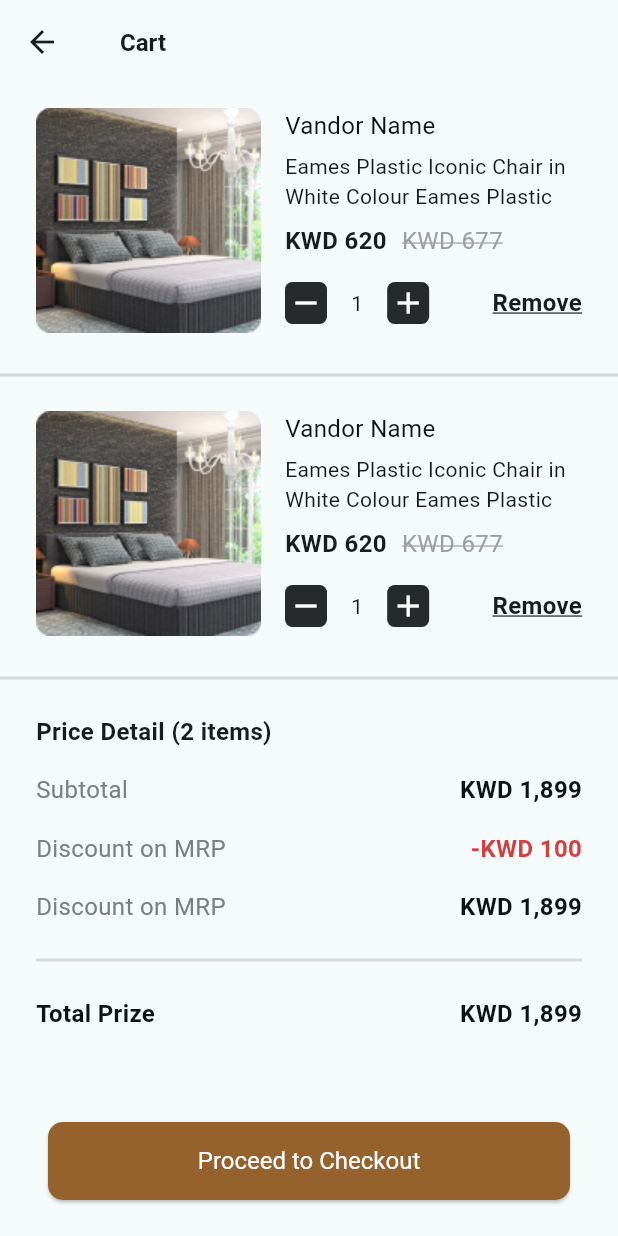
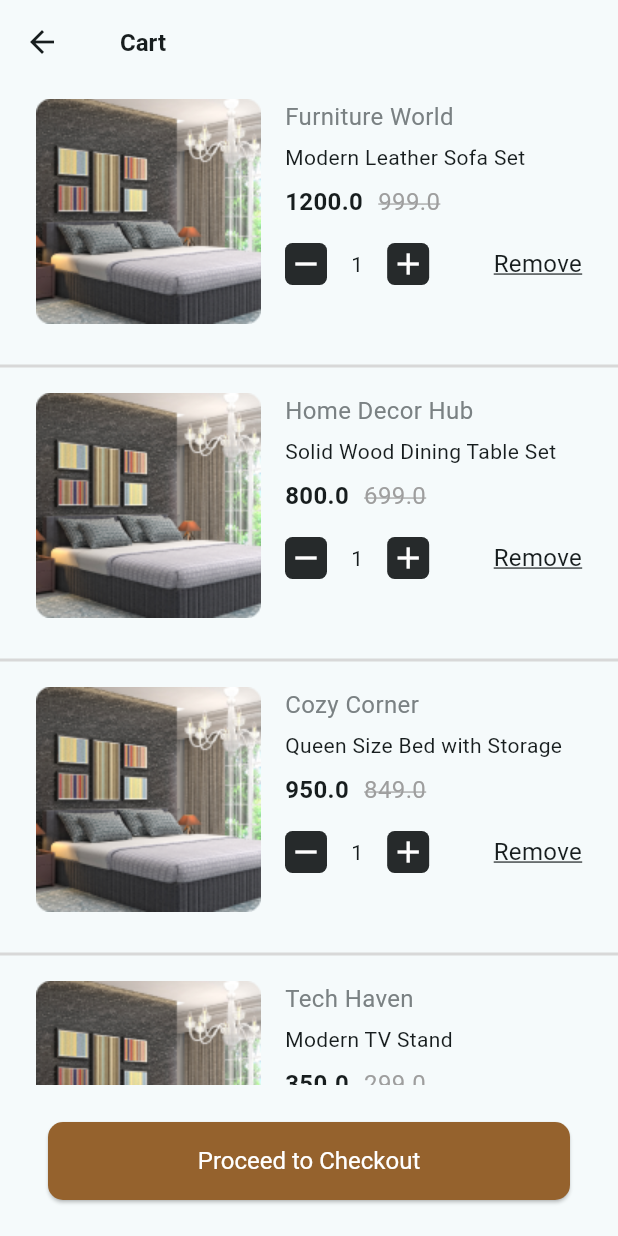
Before and after one commit to Kuldipmaheta/base_furniture, a Flutter app: the CartScreen screen opened by its route, on a phone screen of 412 x 824 dp. Run offline on Flutter 3.47's test engine with Material 3 defaults, Android fonts, the phone set to English and light mode, and no system bars; our stand-ins replace carousel_slider, dots_indicator, flutter_svg, get, google_maps_flutter, shared_preferences and 1 more; accounts and stored records are empty.

Commit message:
model class crete and dynamic data load and cart screen favorite screen changes

```diff
--- a/lib/design/utils/gap.dart
+++ b/lib/design/utils/gap.dart
@@ -48,6 +48,9 @@ class Gap {
   static SizedBox gapW63 = const SizedBox(
     width: 63,
   );
+  static SizedBox gapW14 = const SizedBox(
+    width: 14,
+  );
   static SizedBox gapW16 = const SizedBox(
     width: 16,
   );
--- a/lib/export.dart
+++ b/lib/export.dart
@@ -15,6 +15,6 @@ export 'package:furniture/practice/practical2_screen.dart';
 export 'package:furniture/practice/radio_button_screen.dart';
 export 'package:furniture/practice/welcome_screen.dart';
 
-export 'design/favorites_screen.dart';
+export 'features/favourites/screens/favorites_screen.dart';
 export 'design/product_listing.dart';
 export 'features/welcome/screens/choose_language_screen.dart';
--- a/lib/features/dashboard/cart/cart_screen.dart
+++ b/lib/features/dashboard/cart/cart_screen.dart
@@ -1,8 +1,8 @@
 import 'package:furniture/design/utils/custom_text.dart';
-
 import '../../../core/constant/app_colors.dart';
 import '../../../design/utils/gap.dart';
 import '../../../export.dart';
+import '../../../practice/model.dart';
 
 class CartScreen extends StatefulWidget {
   const CartScreen({super.key});
@@ -40,7 +40,7 @@ class _CartScreenState extends State<CartScreen> {
                   shrinkWrap: true,
                   physics: const NeverScrollableScrollPhysics(),
                   scrollDirection: Axis.vertical,
-                  itemCount: 2,
+                  itemCount: popularFurnitureList.length,
                   separatorBuilder: (context, index) {
                     return const Divider(
                       color: AppColors.kGrey100,
@@ -48,8 +48,9 @@ class _CartScreenState extends State<CartScreen> {
                     );
                   },
                   itemBuilder: (context, index) {
+                    Furniture item = popularFurnitureList[index];
                     return Padding(
-                      padding: const EdgeInsets.only(left: 24.0, right: 24, bottom: 20, top: 16),
+                      padding: const EdgeInsets.only(left: 24.0, right: 24, bottom: 20, top: 10),
                       child: Row(
                         // mainAxisAlignment: MainAxisAlignment.start,
                         crossAxisAlignment: CrossAxisAlignment.start,
@@ -66,24 +67,25 @@ class _CartScreenState extends State<CartScreen> {
                             child: Column(
                               crossAxisAlignment: CrossAxisAlignment.start,
                               children: [
-                                const CustomText(
-                                  title: 'Vandor Name',
+                                CustomText(
+                                  title: item.vendorName,
+                                  color: AppColors.kGrey200,
                                 ),
                                 Gap.gapH6,
                                 Text(
-                                  'Eames Plastic Iconic Chair in \nWhite Colour ' * 10,
+                                  item.productName,
                                   maxLines: 2,
                                 ),
                                 Gap.gapH8,
                                 Row(
                                   children: [
-                                    const Text(
-                                      'KWD 620',
-                                      style: TextStyle(fontSize: 16, fontWeight: FontWeight.bold),
+                                    Text(
+                                      item.originalPrice.toString(),
+                                      style: TextStyle(fontSize: 16, fontWeight: FontWeight.w600),
                                     ),
                                     Gap.gapW10,
-                                    const Text(
-                                      'KWD 677',
+                                    Text(
+                                      item.discountedPrice.toString(),
                                       style: TextStyle(
                                           fontSize: 16,
                                           color: Colors.grey,
@@ -123,7 +125,7 @@ class _CartScreenState extends State<CartScreen> {
                                       'Remove',
                                       style: TextStyle(
                                         fontSize: 16,
-                                        fontWeight: FontWeight.bold,
+                                        fontWeight: FontWeight.w400,
                                         decoration: TextDecoration.underline,
                                       ),
                                     ),
@@ -150,7 +152,7 @@ class _CartScreenState extends State<CartScreen> {
                   children: [
                     const Text(
                       'Price Detail (2 items)',
-                      style: TextStyle(fontSize: 16, fontWeight: FontWeight.bold),
+                      style: TextStyle(fontSize: 16, fontWeight: FontWeight.w600),
                     ),
                     Gap.gapH16,
                     const Row(
@@ -162,7 +164,7 @@ class _CartScreenState extends State<CartScreen> {
                         Spacer(),
                         Text(
                           'KWD 1,899',
-                          style: TextStyle(fontSize: 16, color: AppColors.kBlack400, fontWeight: FontWeight.bold),
+                          style: TextStyle(fontSize: 16, fontWeight: FontWeight.w600),
                         ),
                       ],
                     ),
@@ -176,7 +178,7 @@ class _CartScreenState extends State<CartScreen> {
                         Spacer(),
                         Text(
                           '-KWD 100',
-                          style: TextStyle(fontSize: 16, color: AppColors.kRed, fontWeight: FontWeight.bold),
+                          style: TextStyle(fontSize: 16, color: AppColors.kRed, fontWeight: FontWeight.w600),
                         ),
                       ],
                     ),
@@ -190,7 +192,7 @@ class _CartScreenState extends State<CartScreen> {
                         Spacer(),
                         Text(
                           'KWD 1,899',
-                          style: TextStyle(fontSize: 16, color: AppColors.kBlack400, fontWeight: FontWeight.bold),
+                          style: TextStyle(fontSize: 16, fontWeight: FontWeight.w600),
                         ),
                       ],
                     ),
@@ -204,12 +206,12 @@ class _CartScreenState extends State<CartScreen> {
                       children: [
                         Text(
                           'Total Prize',
-                          style: TextStyle(fontSize: 16, color: AppColors.kBlack400, fontWeight: FontWeight.bold),
+                          style: TextStyle(fontSize: 16, fontWeight: FontWeight.w600),
                         ),
                         Spacer(),
                         Text(
                           'KWD 1,899',
-                          style: TextStyle(fontSize: 16, color: AppColors.kBlack400, fontWeight: FontWeight.bold),
+                          style: TextStyle(fontSize: 16, fontWeight: FontWeight.w600),
                         ),
                       ],
                     ),
--- a/lib/features/welcome/screens/get_started_screen.dart
+++ b/lib/features/welcome/screens/get_started_screen.dart
@@ -3,7 +3,6 @@ import 'package:furniture/core/constant/app_colors.dart';
 import 'package:furniture/core/constant/app_images.dart';
 import 'package:furniture/core/constant/strings.dart';
 import 'package:furniture/design/utils/gap.dart';
-import 'package:furniture/features/dashboard/dashboard_screen.dart';
 import 'package:get/get.dart';
 
 import '../../../core/routes/app_routes.dart';
--- a/lib/features/welcome/screens/splash_screen.dart
+++ b/lib/features/welcome/screens/splash_screen.dart
@@ -1,7 +1,6 @@
 import 'package:flutter/material.dart';
 import 'package:furniture/core/services/shared_prefernce_services.dart';
 import 'package:furniture/features/dashboard/dashboard_screen.dart';
-import 'package:furniture/features/dashboard/home/screens/home_screen.dart';
 import 'package:furniture/features/welcome/screens/get_started_screen.dart';
 
 class SplashScreen extends StatefulWidget {
--- a/lib/main.dart
+++ b/lib/main.dart
@@ -33,7 +33,7 @@ class MyApp extends StatelessWidget {
         useMaterial3: true,
       ),
       // home: const SplashScreen(),
-      initialRoute: AppRoutes.productZoomScreen,
+      initialRoute: AppRoutes.dashboardScreen,
       getPages: AppRoutes.getPages,
       /*routes: {
         AppRoutes.initialRoute: (context) => const Welcome2Screen(),
--- a/lib/practice/model.dart
+++ b/lib/practice/model.dart
@@ -5,7 +5,45 @@ class MainProduct {
   double? price;
 }
 
-List<dynamic> popularFurnitureList = [
+class Furniture {
+  final int id;
+  final String productName;
+  final String vendorName;
+  final double originalPrice;
+  final double discountedPrice;
+  final double productRating;
+  final String productImage;
+  final bool isInStock;
+  final bool isFav;
+
+  Furniture({
+    required this.id,
+    required this.productName,
+    required this.vendorName,
+    required this.originalPrice,
+    required this.discountedPrice,
+    required this.productRating,
+    required this.productImage,
+    required this.isInStock,
+    required this.isFav,
+  });
+
+  factory Furniture.fromJson(Map<String, dynamic> json) {
+    return Furniture(
+      id: json['id'],
+      productName: json['product_name'],
+      vendorName: json['vendor_name'],
+      originalPrice: json['original_price'],
+      discountedPrice: json['discounted_price'],
+      productRating: json['product_rating'],
+      productImage: json['product_image'],
+      isInStock: json['is_in_stock'],
+      isFav: json['is_fav'],
+    );
+  }
+}
+
+List<Furniture> popularFurnitureList = [
   {
     "id": 0,
     "product_name": "Modern Leather Sofa Set",
@@ -46,7 +84,7 @@ List<dynamic> popularFurnitureList = [
     "original_price": 350.00,
     "discounted_price": 299.00,
     "product_rating": 4.3,
-    "product_image": "https://example.com/tv_stand.jpg",
+    "product_image": "https://th.bing.com/th/id/OIP.H-S3UVP5lFX0qclDmIYzOwHaHa?rs=1&pid=ImgDetMain",
     "is_in_stock": true,
     "is_fav": false
   },
@@ -116,4 +154,4 @@ List<dynamic> popularFurnitureList = [
     "is_in_stock": true,
     "is_fav": false
   }
-];
+].map((item) => Furniture.fromJson(item)).toList();
```
Also changed, not shown: lib/design/favorites_screen.dart (deleted, +0 -155 lines), lib/design/product_listing.dart (+9 -13 lines), lib/design/utils/custom_button.dart (+6 -1 lines), lib/features/authentication/screens/registration_screen.dart (+8 -2 lines), lib/features/dashboard/home/screens/home_screen.dart (+14 -7 lines), lib/features/dashboard/products/screens/product_detail_screen.dart (+12 -8 lines), lib/features/dashboard/profile/profile_screen.dart (+14 -0 lines), lib/features/favourites/screens/favorites_screen.dart (added, +166 -0 lines).
